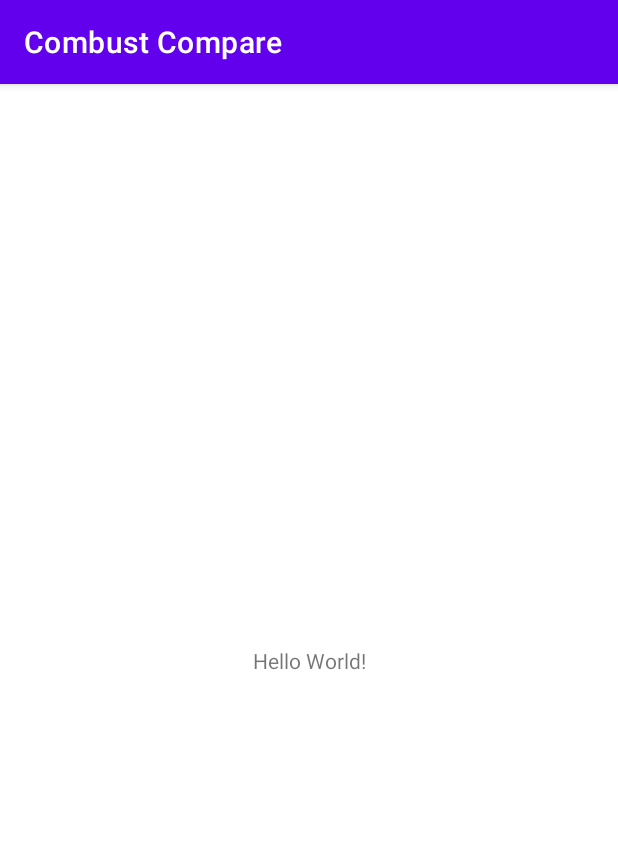
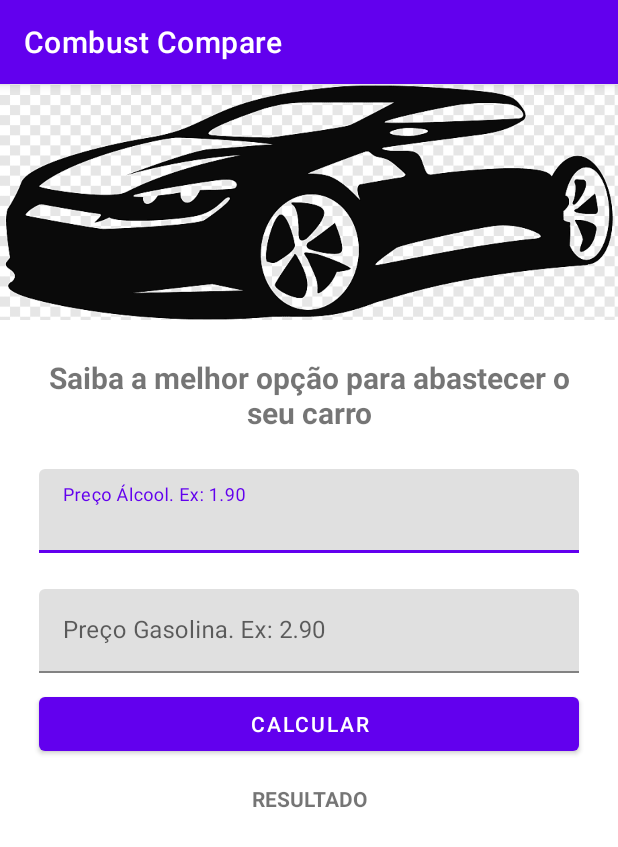
Before and after one commit to JacobBlackzx/AndroidDV, an Android app: the screen it shows after launch (MainActivity), on a phone screen of 412 x 824 dp. Shown: the top 847 px of the screen. Run offline under Robolectric (Android 15) with nearby library versions, the phone set to English and light mode, and no system bars.

Commit message:
Congelamento temporario

```diff
--- a/CombustCompare/app/src/main/res/layout/activity_main.xml
+++ b/CombustCompare/app/src/main/res/layout/activity_main.xml
@@ -6,13 +6,88 @@
     android:layout_height="match_parent"
     tools:context=".MainActivity">
 
-    <TextView
-        android:layout_width="wrap_content"
-        android:layout_height="wrap_content"
-        android:text="Hello World!"
-        app:layout_constraintBottom_toBottomOf="parent"
+    <ImageView
+        android:id="@+id/imageView"
+        android:layout_width="0dp"
+        android:layout_height="158dp"
+        android:contentDescription="TODO"
         app:layout_constraintEnd_toEndOf="parent"
         app:layout_constraintStart_toStartOf="parent"
-        app:layout_constraintTop_toTopOf="parent" />
+        app:layout_constraintTop_toTopOf="parent"
+        app:srcCompat="@drawable/carro" />
 
+    <TextView
+        android:id="@+id/textView"
+        android:layout_width="360dp"
+        android:layout_height="wrap_content"
+        android:layout_marginTop="24dp"
+        android:text="Saiba a melhor opção para abastecer o seu carro"
+        android:textAlignment="center"
+        android:textSize="20sp"
+        android:textStyle="bold"
+        app:layout_constraintEnd_toEndOf="parent"
+        app:layout_constraintStart_toStartOf="parent"
+        app:layout_constraintTop_toBottomOf="@+id/imageView" />
+
+    <com.google.android.material.textfield.TextInputLayout
+        android:id="@+id/textInputLayout"
+        android:layout_width="360dp"
+        android:layout_height="wrap_content"
+        android:layout_marginTop="24dp"
+        app:layout_constraintEnd_toEndOf="parent"
+        app:layout_constraintStart_toStartOf="parent"
+        app:layout_constraintTop_toBottomOf="@+id/textView">
+
+        <EditText
+            android:id="@+id/editAlcool"
+            android:layout_width="match_parent"
+            android:layout_height="wrap_content"
+            android:layout_weight="1"
+            android:ems="10"
+            android:hint="Preço Álcool. Ex: 1.90"
+            android:inputType="numberDecimal"
+            tools:ignore="SpeakableTextPresentCheck" />
+    </com.google.android.material.textfield.TextInputLayout>
+
+    <com.google.android.material.textfield.TextInputLayout
+        android:id="@+id/textInputLayout2"
+        android:layout_width="360dp"
+        android:layout_height="wrap_content"
+        android:layout_marginTop="24dp"
+        app:layout_constraintEnd_toEndOf="parent"
+        app:layout_constraintStart_toStartOf="parent"
+        app:layout_constraintTop_toBottomOf="@+id/textInputLayout">
+
+        <EditText
+            android:id="@+id/editGasolina"
+            android:layout_width="match_parent"
+            android:layout_height="wrap_content"
+            android:layout_weight="1"
+            android:ems="10"
+            android:hint="Preço Gasolina. Ex: 2.90"
+            android:inputType="numberDecimal"
+            tools:ignore="SpeakableTextPresentCheck" />
+    </com.google.android.material.textfield.TextInputLayout>
+
+    <Button
+        android:id="@+id/button"
+        android:layout_width="360dp"
+        android:layout_height="wrap_content"
+        android:layout_marginTop="10dp"
+        android:text="CALCULAR"
+        app:layout_constraintEnd_toEndOf="parent"
+        app:layout_constraintStart_toStartOf="parent"
+        app:layout_constraintTop_toBottomOf="@+id/textInputLayout2" />
+
+    <TextView
+        android:id="@+id/textResultado"
+        android:layout_width="360dp"
+        android:layout_height="wrap_content"
+        android:layout_marginTop="16dp"
+        android:text="RESULTADO"
+        android:textAlignment="center"
+        android:textStyle="bold"
+        app:layout_constraintEnd_toEndOf="parent"
+        app:layout_constraintStart_toStartOf="parent"
+        app:layout_constraintTop_toBottomOf="@+id/button" />
 </androidx.constraintlayout.widget.ConstraintLayout>
```
Also changed, not shown: CombustCompare/app/src/main/res/drawable/carro.png (added).
